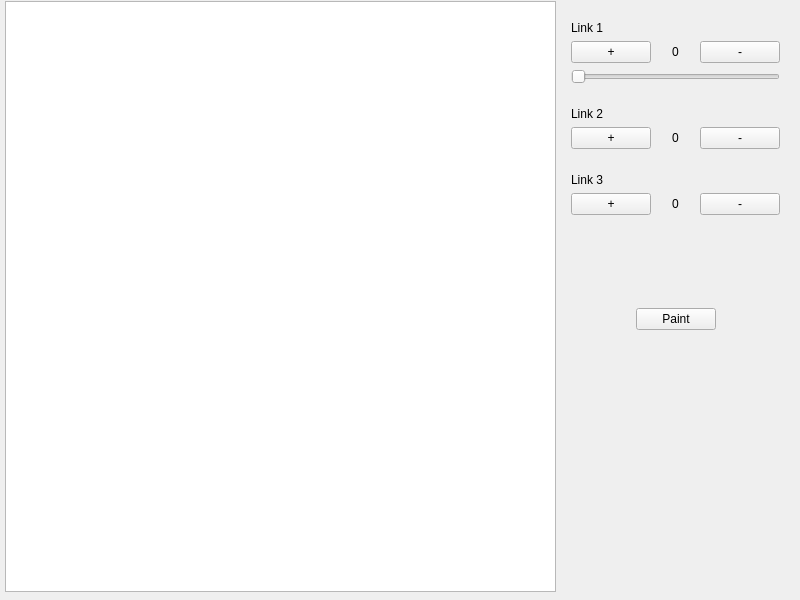
Above: mainwindow.ui from MoffMade/CSCE462-PainterBot before the change. Below: the same form after it.
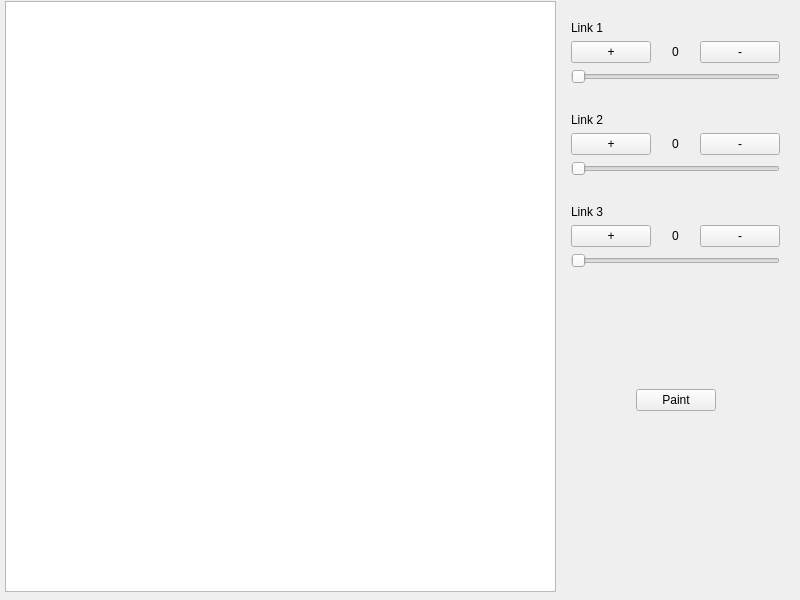
That is the form after the change.

Commit message: added bounds checking (between 0 and 360) for links 1 and 2 added sliders for links 1 and 2

```diff
--- a/mainwindow.ui
+++ b/mainwindow.ui
@@ -20,7 +20,7 @@
       <x>560</x>
       <y>10</y>
       <width>231</width>
-      <height>331</height>
+      <height>412</height>
      </rect>
     </property>
     <layout class="QVBoxLayout" name="verticalLayout">
@@ -123,6 +123,16 @@
        </item>
       </layout>
      </item>
+     <item>
+      <widget class="QSlider" name="horizontalSlider_2">
+       <property name="maximum">
+        <number>359</number>
+       </property>
+       <property name="orientation">
+        <enum>Qt::Horizontal</enum>
+       </property>
+      </widget>
+     </item>
      <item>
       <spacer name="verticalSpacer_3">
        <property name="orientation">
@@ -171,6 +181,16 @@
        </item>
       </layout>
      </item>
+     <item>
+      <widget class="QSlider" name="horizontalSlider_3">
+       <property name="maximum">
+        <number>359</number>
+       </property>
+       <property name="orientation">
+        <enum>Qt::Horizontal</enum>
+       </property>
+      </widget>
+     </item>
      <item>
       <spacer name="verticalSpacer_6">
        <property name="orientation">
```
The commit also changes 2 other files.
